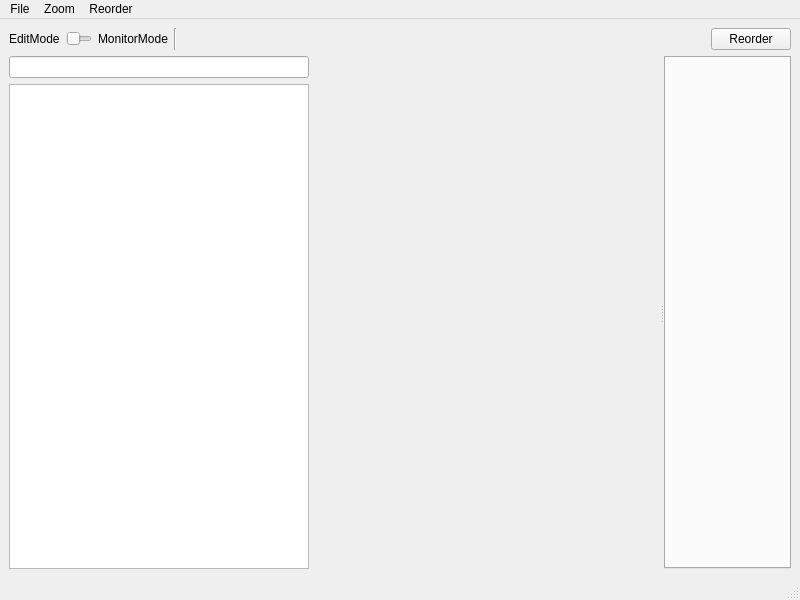
This is bt_editor/mainwindow.ui in BehaviorTree/Groot as Qt 5 draws it before an edit. The edited form follows.
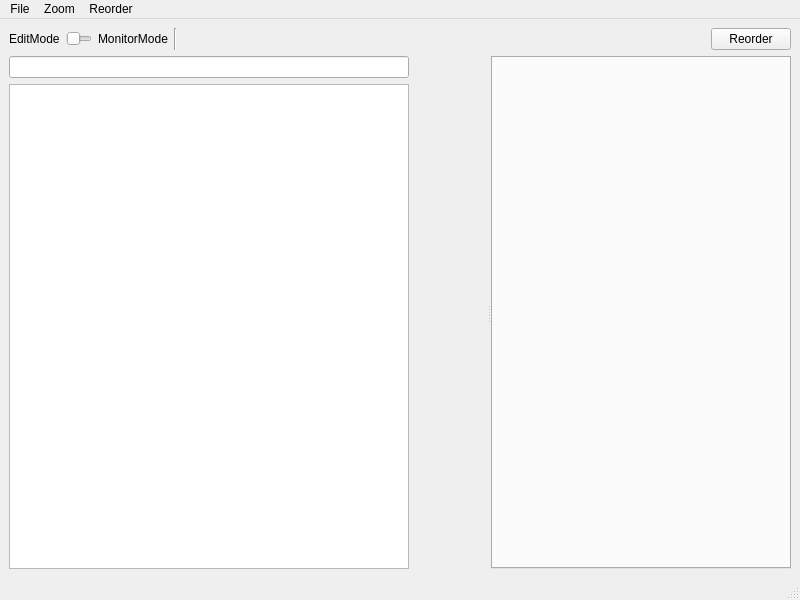
This is the edited form.

The edit to the form file:
```diff
--- a/bt_editor/mainwindow.ui
+++ b/bt_editor/mainwindow.ui
@@ -117,7 +117,7 @@
       <property name="orientation">
        <enum>Qt::Horizontal</enum>
       </property>
-      <widget class="QWidget" name="">
+      <widget class="QWidget" name="layoutWidget">
        <layout class="QVBoxLayout" name="verticalLayout_3" stretch="0,1">
         <property name="leftMargin">
          <number>0</number>
@@ -132,7 +132,7 @@
          <widget class="QLineEdit" name="lineEditFilter">
           <property name="maximumSize">
            <size>
-            <width>300</width>
+            <width>400</width>
             <height>16777215</height>
            </size>
           </property>
@@ -145,7 +145,7 @@
          <widget class="QTreeWidget" name="treeWidget">
           <property name="maximumSize">
            <size>
-            <width>300</width>
+            <width>400</width>
             <height>16777215</height>
            </size>
           </property>
@@ -181,11 +181,17 @@
       </widget>
       <widget class="QTabWidget" name="tabWidget">
        <property name="sizePolicy">
-        <sizepolicy hsizetype="Minimum" vsizetype="Expanding">
+        <sizepolicy hsizetype="Expanding" vsizetype="Expanding">
          <horstretch>0</horstretch>
          <verstretch>0</verstretch>
         </sizepolicy>
        </property>
+       <property name="minimumSize">
+        <size>
+         <width>300</width>
+         <height>0</height>
+        </size>
+       </property>
        <property name="acceptDrops">
         <bool>true</bool>
        </property>
```
